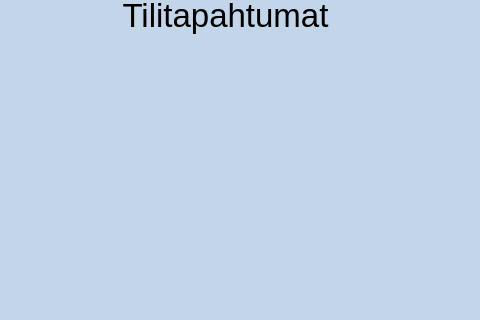
Old version of the form bank-automat/mainwindow.ui in the repository maennenajere/ATM-Project-2024; both pictures show x 315 to 795 and y 105 to 425 of the 1130 by 764 pixel window.
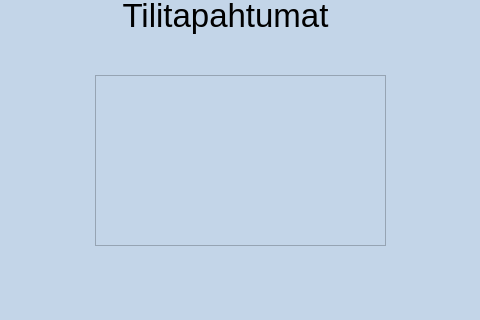
New version of the form. The open tabs and pages were chosen to show the change.

Commit message: add features to client

```diff
--- a/bank-automat/mainwindow.ui
+++ b/bank-automat/mainwindow.ui
@@ -5378,6 +5378,16 @@
        <string/>
       </property>
      </widget>
+     <widget class="QTextEdit" name="textEdit">
+      <property name="geometry">
+       <rect>
+        <x>210</x>
+        <y>100</y>
+        <width>291</width>
+        <height>171</height>
+       </rect>
+      </property>
+     </widget>
     </widget>
     <widget class="QWidget" name="stackBalance">
      <widget class="QLabel" name="labelBalanceTitle">
```
Left out of the diff: 31 changed lines with no effect on the pictures. The commit also changes 2 other files.
